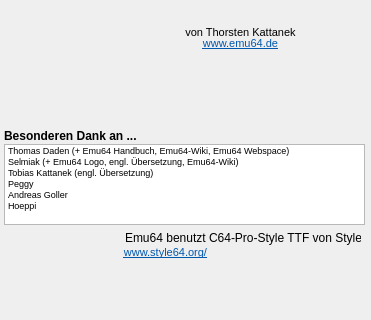
This is info_window.ui in ThKattanek/emu64 as Qt 5 draws it before an edit; both pictures show x 0 to 371 and y 0 to 320 of the 371 by 507 pixel window. The edited form follows.
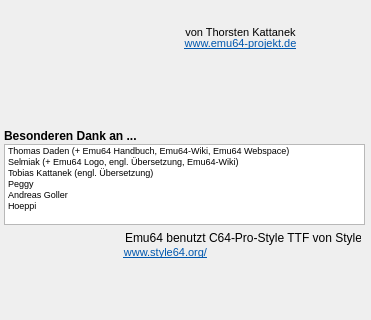
This is the edited form. Icons and pictures are not drawn.

Commit message: Emu64 Webadresse im InfoWindow geändert. www.emu64.de --> www.emu64-projekt.de

```diff
--- a/info_window.ui
+++ b/info_window.ui
@@ -130,7 +130,7 @@
     </font>
    </property>
    <property name="text">
-    <string>&lt;html&gt;&lt;head/&gt;&lt;body&gt;&lt;p&gt;&lt;a href=&quot;http://www.emu64.de&quot;&gt;&lt;span style=&quot; text-decoration: underline; color:#0057ae;&quot;&gt;www.emu64.de&lt;/span&gt;&lt;/a&gt;&lt;/p&gt;&lt;/body&gt;&lt;/html&gt;</string>
+    <string>&lt;html&gt;&lt;head/&gt;&lt;body&gt;&lt;p&gt;&lt;a href=&quot;http://www.emu64-projekt.de&quot;&gt;&lt;span style=&quot; text-decoration: underline; color:#0057ae;&quot;&gt;www.emu64-projekt.de&lt;/span&gt;&lt;/a&gt;&lt;/p&gt;&lt;/body&gt;&lt;/html&gt;</string>
    </property>
    <property name="alignment">
     <set>Qt::AlignCenter</set>
```
